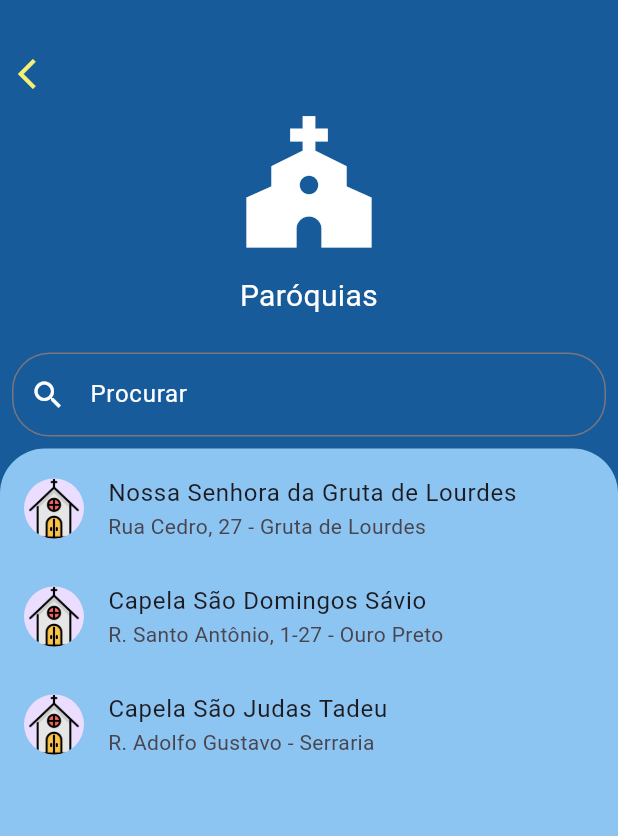
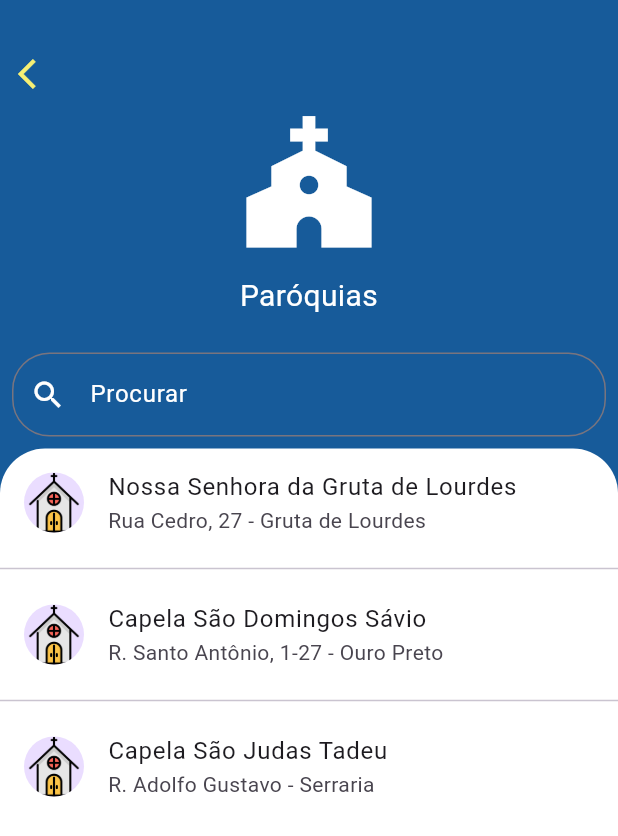
Before and after one commit to Miguelcpjava/arquidiocese-app, a Flutter app: the screen it shows after launch, after a tap on "Paróquias", on a phone screen of 412 x 824 dp. Shown: the top 836 px of the screen. Run offline on Flutter 3.47's test engine with Material 3 defaults, Android fonts, the phone set to English and light mode, and no system bars; our stand-ins replace audio_video_progress_bar, flutter_html, font_awesome_flutter, just_audio, just_audio_background, rxdart and 4 more; missing offline and left inert: chaleno, share_plus_web, wakelock_web, webfeed, youtube_api; network calls fail.

Commit message:
Corrigindo o layout e atuallizando a versão da app. Correçoes de bugs e melhorias.

```diff
--- a/lib/src/screens/Paroquia/ParoquiaScreen.dart
+++ b/lib/src/screens/Paroquia/ParoquiaScreen.dart
@@ -128,7 +128,7 @@ class _ParoquiaScreenState extends State<ParoquiaScreen> {
                     procurarPorBairro(value);
                   },
                   controller: editingController,
-                  decoration: InputDecoration(
+                  decoration: const InputDecoration(
                       fillColor: Colors.white,
                       labelStyle: TextStyle(
                         color: Colors.white,
@@ -151,14 +151,16 @@ class _ParoquiaScreenState extends State<ParoquiaScreen> {
               ),
               Expanded(
                   child: Container(
-                padding: const EdgeInsets.only(top: 4.0),
                 height: double.infinity,
                 decoration: const BoxDecoration(
-                    color: darkLightBlue,
+                    color: Colors.white,
                     borderRadius: BorderRadius.only(
                         topLeft: Radius.circular(30.0),
                         topRight: Radius.circular(30.0))),
-                child: ListView.builder(
+                child: ListView.separated(
+                  separatorBuilder: (context, index) {
+                    return const Divider();
+                  },
                   shrinkWrap: true,
                   itemCount: listaOriginal.length,
                   itemBuilder: (context, index) {
--- a/lib/src/screens/Videos/VideosArquidioceseScreen.dart
+++ b/lib/src/screens/Videos/VideosArquidioceseScreen.dart
@@ -18,7 +18,7 @@ class VideoScreen extends StatefulWidget {
 
 class _VideoScreenState extends State<VideoScreen> {
   late bool loading;
-  static const String _youtube = "Teste";
+  static const String _youtube = "";
   YoutubeAPI ytApi = YoutubeAPI(_youtube, maxResults: 20, type: "channel");
   List<YouTubeVideo> videoResult = [];
   List<VideoArq> videosArquidiocese = [];
@@ -34,6 +34,7 @@ class _VideoScreenState extends State<VideoScreen> {
   }
 
   Future<void> getVideosDaArquidiocese() async {
+    videosArquidiocese.clear();
     videoResult = await ytApi.search(ARQUIDIOCESE_CHANNEL);
     for (var video in videoResult) {
       videosArquidiocese.add(VideoArq(
@@ -139,6 +140,8 @@ class _VideoScreenState extends State<VideoScreen> {
                                             overflow: TextOverflow.ellipsis)
                                         : Text(
                                             videosArquidiocese[index].title,
+                                            maxLines: 2,
+                                            overflow: TextOverflow.ellipsis,
                                           ),
                                     subtitle: Text(
                                         'Publicado em ${formatador.getTransformadorStringParaData(videosArquidiocese[index].publishedAt!)}'),
--- a/lib/src/widgets/CardsMenu.dart
+++ b/lib/src/widgets/CardsMenu.dart
@@ -16,33 +16,36 @@ class CardsMenu extends StatefulWidget {
 class _CardsMenuState extends State<CardsMenu> {
   @override
   Widget build(BuildContext context) {
-    return Container(
-      height: 110,
-      width: 110,
-      padding: const EdgeInsets.all(5.0),
-      margin: const EdgeInsets.all(7.0),
-      decoration: const BoxDecoration(
-        borderRadius: BorderRadius.all(Radius.circular(10.0)),
-        color: Colors.white,
-      ),
+    return Card(
+      child: SizedBox(
+        width: 130.0,
+        height: 130.0,
+        child: Padding(
+          padding: const EdgeInsets.all(10.0),
           child: Column(
-        // Replace with a Row for horizontal icon + text
+            mainAxisAlignment: MainAxisAlignment.center,
             children: <Widget>[
               Icon(
-            widget.icon ?? Icons.info,
+                widget.icon,
+                size: 48.0,
                 color: Theme.of(context).primaryColor,
-            size: 45.0,
               ),
-          const Padding(padding: EdgeInsets.symmetric(vertical: 5.0)),
-          Text(
+              const SizedBox(height: 8.0),
+              Align(
+                alignment: Alignment.center,
+                child: Text(
                   widget.text,
-            textAlign: TextAlign.center,
-            style: TextStyle(
-                decoration: TextDecoration.none,
-                color: Theme.of(context).primaryColor,
-                fontSize: 14.0),
+                  maxLines: 2,
+                  overflow: TextOverflow.ellipsis,
+                  style: const TextStyle(
+                    fontSize: 11.0,
+                    fontWeight: FontWeight.bold,
+                  ),
+                ),
               ),
             ],
+          ),
+        ),
       ),
     );
   }
```
Also changed, not shown: lib/src/screens/NoticiasScreen.dart (+7 -2 lines), lib/src/screens/Podcast/PodcastScreen.dart (+62 -22 lines), lib/src/screens/UltimasNoticiasScreen.dart (+4 -7 lines), pubspec.yaml (+20 -16 lines), 13 other files. Lines whose indentation alone changed are shown as unchanged.
